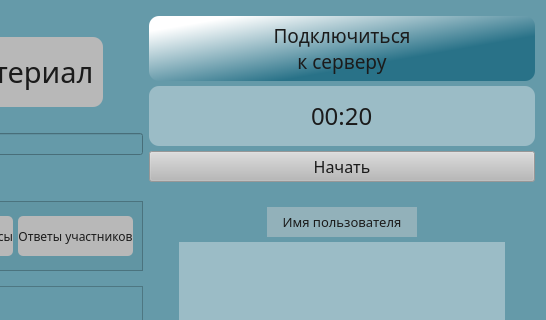
Above: Client/jeducation-v0.1/learning.ui from Avedik/Desktop-application-IEducation before the change; both pictures show x 254 to 800 and y 0 to 320 of the 800 by 600 pixel window. Below: the same form after it.
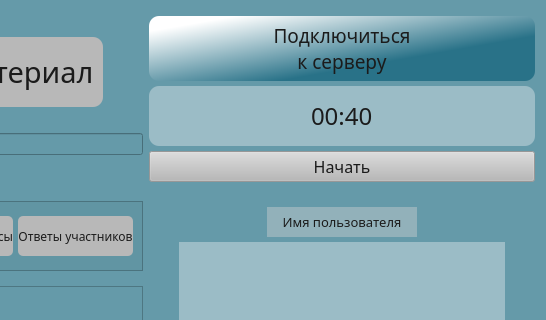
That is the form after the change.

```diff
--- a/Client/jeducation-v0.1/learning.ui
+++ b/Client/jeducation-v0.1/learning.ui
@@ -602,7 +602,7 @@
 border-radius:10;</string>
        </property>
        <property name="text">
-        <string>00:20</string>
+        <string>00:40</string>
        </property>
        <property name="alignment">
         <set>Qt::AlignCenter</set>
```
